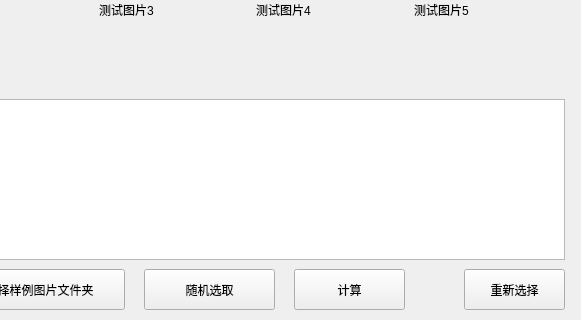
Above: show/miniimgnet_one_shot/miniimgnet_one_shot.ui from HUSTJiangHao/LearningToCompare before the change; both pictures show x 226 to 807 and y 631 to 951 of the 807 by 951 pixel window. Below: the same form after it.
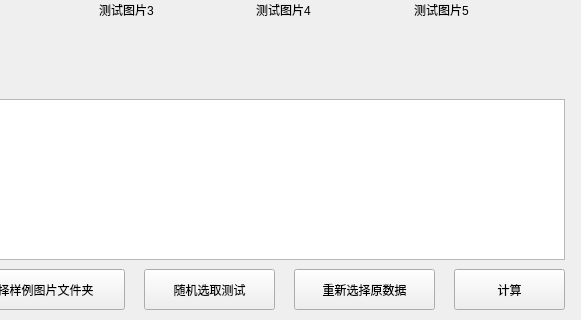
That is the form after the change.

Commit message: add miniimgnet rechoose

The edit to the form file:
```diff
--- a/show/miniimgnet_one_shot/miniimgnet_one_shot.ui
+++ b/show/miniimgnet_one_shot/miniimgnet_one_shot.ui
@@ -208,7 +208,7 @@
     </rect>
    </property>
    <property name="text">
-    <string>随机选取</string>
+    <string>随机选取测试</string>
    </property>
   </widget>
   <widget class="QPushButton" name="button_select_folds">
@@ -240,7 +240,7 @@
   <widget class="QPushButton" name="button_calc">
    <property name="geometry">
     <rect>
-     <x>520</x>
+     <x>680</x>
      <y>900</y>
      <width>111</width>
      <height>41</height>
@@ -253,14 +253,14 @@
   <widget class="QPushButton" name="button_clear">
    <property name="geometry">
     <rect>
-     <x>690</x>
+     <x>520</x>
      <y>900</y>
-     <width>101</width>
+     <width>141</width>
      <height>41</height>
     </rect>
    </property>
    <property name="text">
-    <string>重新选择</string>
+    <string>重新选择原数据</string>
    </property>
   </widget>
   <widget class="QLabel" name="label_trainclass">
```
Left out of the diff: 2 changed lines with no effect on the pictures. The commit also changes 1 other file.
